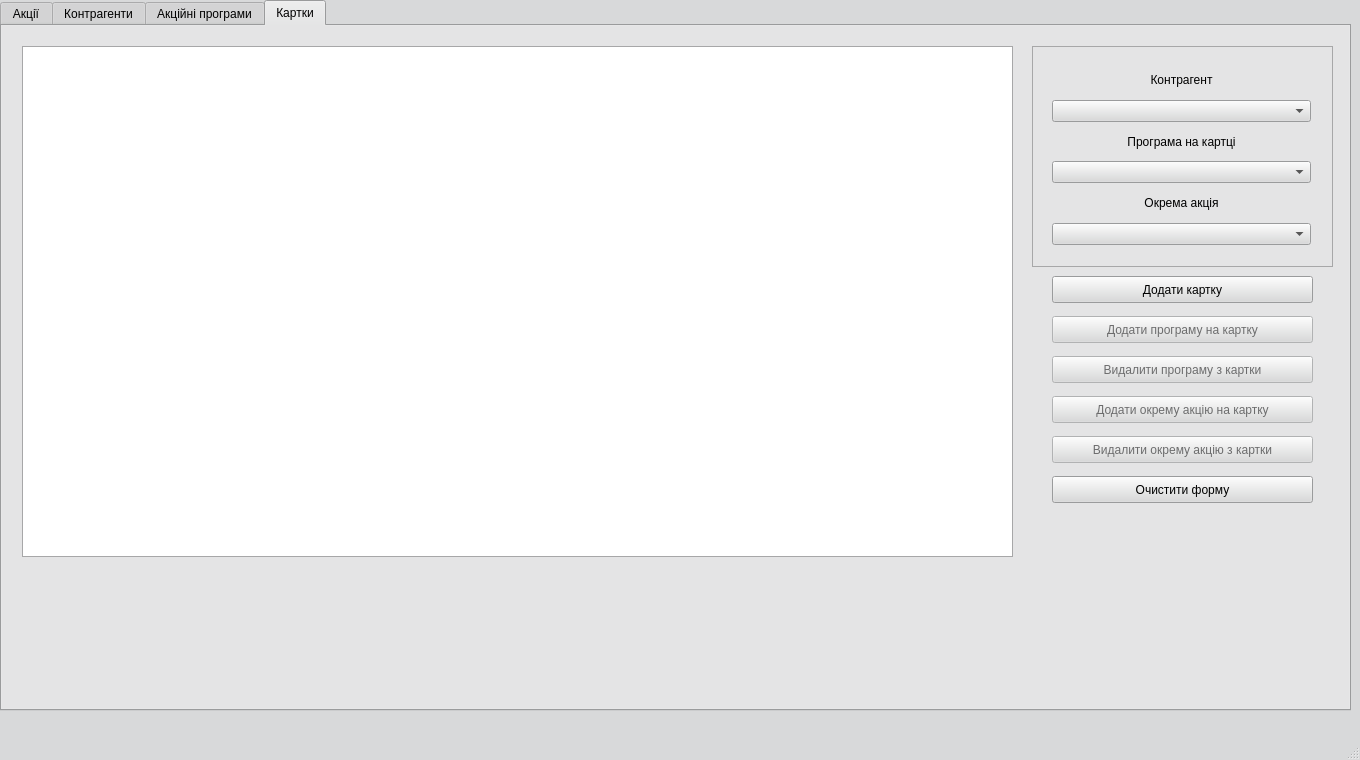
First picture: the form in sale_department.ui, repository landrew31/db_course_work, before the edit.
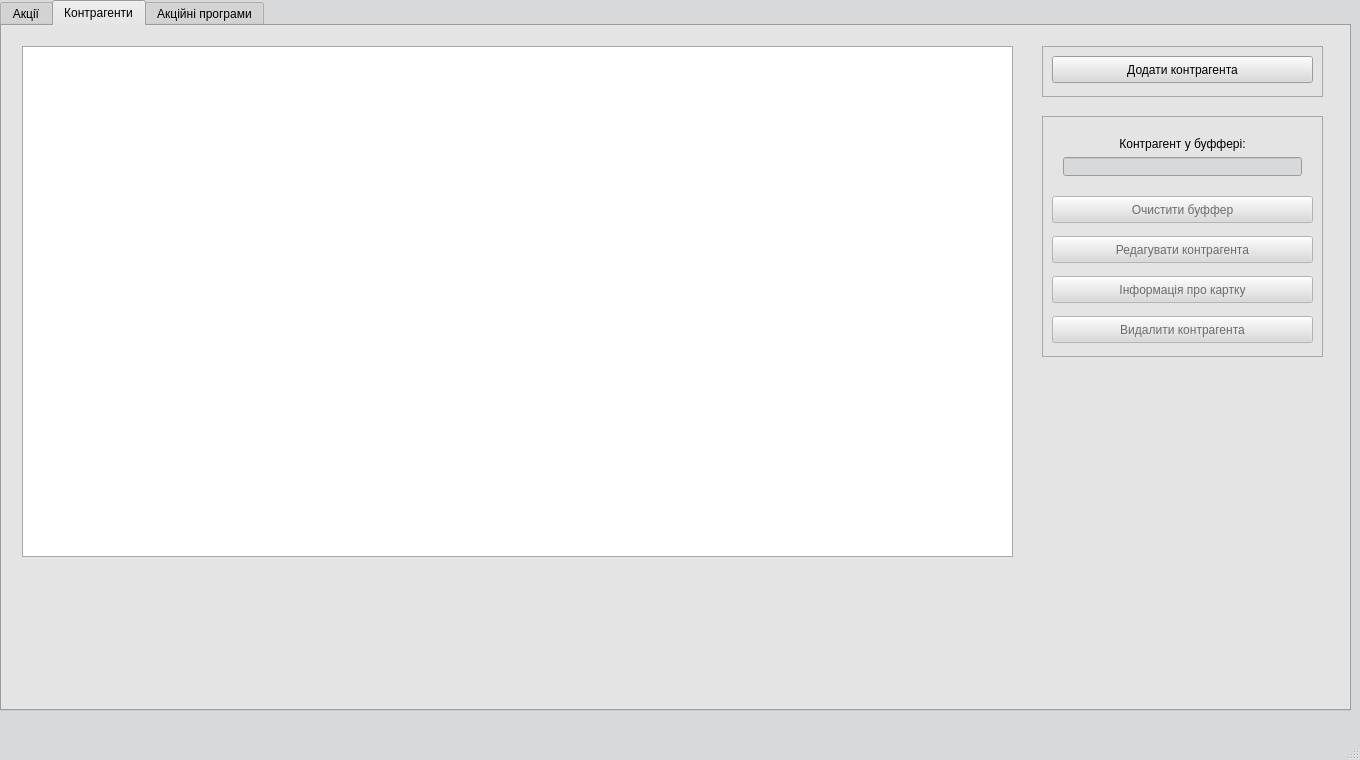
Second picture: the form after the edit. The open tabs and pages were chosen to show the change.

Commit message: card info basic

```diff
--- a/sale_department.ui
+++ b/sale_department.ui
@@ -678,7 +678,7 @@
         <x>1040</x>
         <y>90</y>
         <width>281</width>
-        <height>201</height>
+        <height>241</height>
        </rect>
       </property>
       <property name="frameShape">
@@ -739,7 +739,7 @@
        <property name="geometry">
         <rect>
          <x>10</x>
-         <y>160</y>
+         <y>200</y>
          <width>261</width>
          <height>27</height>
         </rect>
@@ -764,6 +764,22 @@
         <string>Очистити буффер</string>
        </property>
       </widget>
+      <widget class="QPushButton" name="card_info">
+       <property name="enabled">
+        <bool>false</bool>
+       </property>
+       <property name="geometry">
+        <rect>
+         <x>10</x>
+         <y>160</y>
+         <width>261</width>
+         <height>27</height>
+        </rect>
+       </property>
+       <property name="text">
+        <string>Інформація про картку</string>
+       </property>
+      </widget>
      </widget>
     </widget>
     <widget class="QWidget" name="tab_programs">
@@ -919,178 +935,6 @@
       </widget>
      </widget>
     </widget>
-    <widget class="QWidget" name="tab_cards">
-     <attribute name="title">
-      <string>Картки</string>
-     </attribute>
-     <widget class="QTableView" name="tableView_cards">
-      <property name="geometry">
-       <rect>
-        <x>20</x>
-        <y>20</y>
-        <width>991</width>
-        <height>511</height>
-       </rect>
-      </property>
-     </widget>
-     <widget class="QFrame" name="frame_4">
-      <property name="geometry">
-       <rect>
-        <x>1030</x>
-        <y>20</y>
-        <width>301</width>
-        <height>221</height>
-       </rect>
-      </property>
-      <property name="frameShape">
-       <enum>QFrame::StyledPanel</enum>
-      </property>
-      <property name="frameShadow">
-       <enum>QFrame::Raised</enum>
-      </property>
-      <widget class="QWidget" name="gridLayoutWidget_4">
-       <property name="geometry">
-        <rect>
-         <x>9</x>
-         <y>9</y>
-         <width>281</width>
-         <height>201</height>
-        </rect>
-       </property>
-       <layout class="QGridLayout" name="gridLayout_4">
-        <item row="0" column="0">
-         <widget class="QLabel" name="label_10">
-          <property name="text">
-           <string>Контрагент</string>
-          </property>
-          <property name="alignment">
-           <set>Qt::AlignCenter</set>
-          </property>
-         </widget>
-        </item>
-        <item row="3" column="0">
-         <widget class="QComboBox" name="program_on_card"/>
-        </item>
-        <item row="4" column="0">
-         <widget class="QLabel" name="label_12">
-          <property name="text">
-           <string>Окрема акція</string>
-          </property>
-          <property name="alignment">
-           <set>Qt::AlignCenter</set>
-          </property>
-         </widget>
-        </item>
-        <item row="2" column="0">
-         <widget class="QLabel" name="label_11">
-          <property name="text">
-           <string>Програма на картці</string>
-          </property>
-          <property name="alignment">
-           <set>Qt::AlignCenter</set>
-          </property>
-         </widget>
-        </item>
-        <item row="1" column="0">
-         <widget class="QComboBox" name="contr_for_card"/>
-        </item>
-        <item row="5" column="0">
-         <widget class="QComboBox" name="single_action_on_card"/>
-        </item>
-       </layout>
-      </widget>
-     </widget>
-     <widget class="QPushButton" name="add_card">
-      <property name="geometry">
-       <rect>
-        <x>1050</x>
-        <y>250</y>
-        <width>261</width>
-        <height>27</height>
-       </rect>
-      </property>
-      <property name="text">
-       <string>Додати картку</string>
-      </property>
-     </widget>
-     <widget class="QPushButton" name="add_program_on_card">
-      <property name="enabled">
-       <bool>false</bool>
-      </property>
-      <property name="geometry">
-       <rect>
-        <x>1050</x>
-        <y>290</y>
-        <width>261</width>
-        <height>27</height>
-       </rect>
-      </property>
-      <property name="text">
-       <string>Додати програму на картку</string>
-      </property>
-     </widget>
-     <widget class="QPushButton" name="delete_program_from_card">
-      <property name="enabled">
-       <bool>false</bool>
-      </property>
-      <property name="geometry">
-       <rect>
-        <x>1050</x>
-        <y>330</y>
-        <width>261</width>
-        <height>27</height>
-       </rect>
-      </property>
-      <property name="text">
-       <string>Видалити програму з картки</string>
-      </property>
-     </widget>
-     <widget class="QPushButton" name="add_single_action_on_card">
-      <property name="enabled">
-       <bool>false</bool>
-      </property>
-      <property name="geometry">
-       <rect>
-        <x>1050</x>
-        <y>370</y>
-        <width>261</width>
-        <height>27</height>
-       </rect>
-      </property>
-      <property name="text">
-       <string>Додати окрему акцію на картку</string>
-      </property>
-     </widget>
-     <widget class="QPushButton" name="delete_single_action_from_card">
-      <property name="enabled">
-       <bool>false</bool>
-      </property>
-      <property name="geometry">
-       <rect>
-        <x>1050</x>
-        <y>410</y>
-        <width>261</width>
-        <height>27</height>
-       </rect>
-      </property>
-      <property name="text">
-       <string>Видалити окрему акцію з картки</string>
-      </property>
-     </widget>
-     <widget class="QPushButton" name="clear_card_form">
-      <property name="geometry">
-       <rect>
-        <x>1050</x>
-        <y>450</y>
-        <width>261</width>
-        <height>27</height>
-       </rect>
-      </property>
-      <property name="text">
-       <string>Очистити форму</string>
-      </property>
-     </widget>
-    </widget>
    </widget>
   </widget>
   <widget class="QMenuBar" name="menuBar">
```
Left out of the diff: 2 changed lines with no effect on the pictures. The commit also changes 9 other files.
